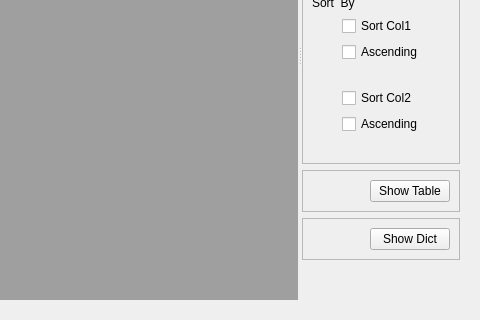
First picture: the form in NiChart/plugins/dsetview/dsetview.ui, repository gurayerus/NiChart, before the edit; both pictures show x 320 to 800 and y 210 to 530 of the 800 by 530 pixel window.
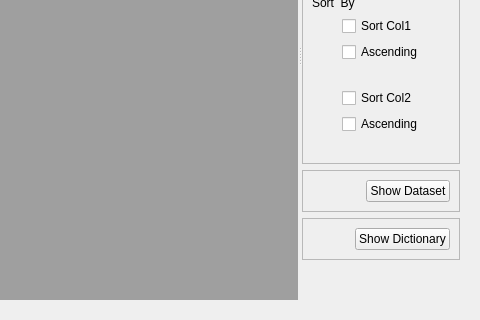
Second picture: the form after the edit.

Diff of the .ui file:
```diff
--- a/NiChart/plugins/dsetview/dsetview.ui
+++ b/NiChart/plugins/dsetview/dsetview.ui
@@ -421,7 +421,7 @@
                         </item>              
 
                         <item>
-                            <widget  class="QFrame"  name="wShowTable">
+                            <widget  class="QFrame"  name="wShowData">
                             <property  name="frameShape">
                                 <enum>QFrame::StyledPanel</enum>
                             </property>
@@ -448,7 +448,7 @@
                                 <item>
                                     <widget  class="QPushButton"  name="showTableBtn">
                                     <property  name="text">
-                                        <string>Show Table</string>
+                                        <string>Show Dataset</string>
                                     </property>
                                     </widget>
                                 </item>
@@ -484,7 +484,7 @@
                                 <item>
                                     <widget  class="QPushButton"  name="showDictBtn">
                                     <property  name="text">
-                                        <string>Show Dict</string>
+                                        <string>Show Dictionary</string>
                                     </property>
                                     </widget>
                                 </item>
```
